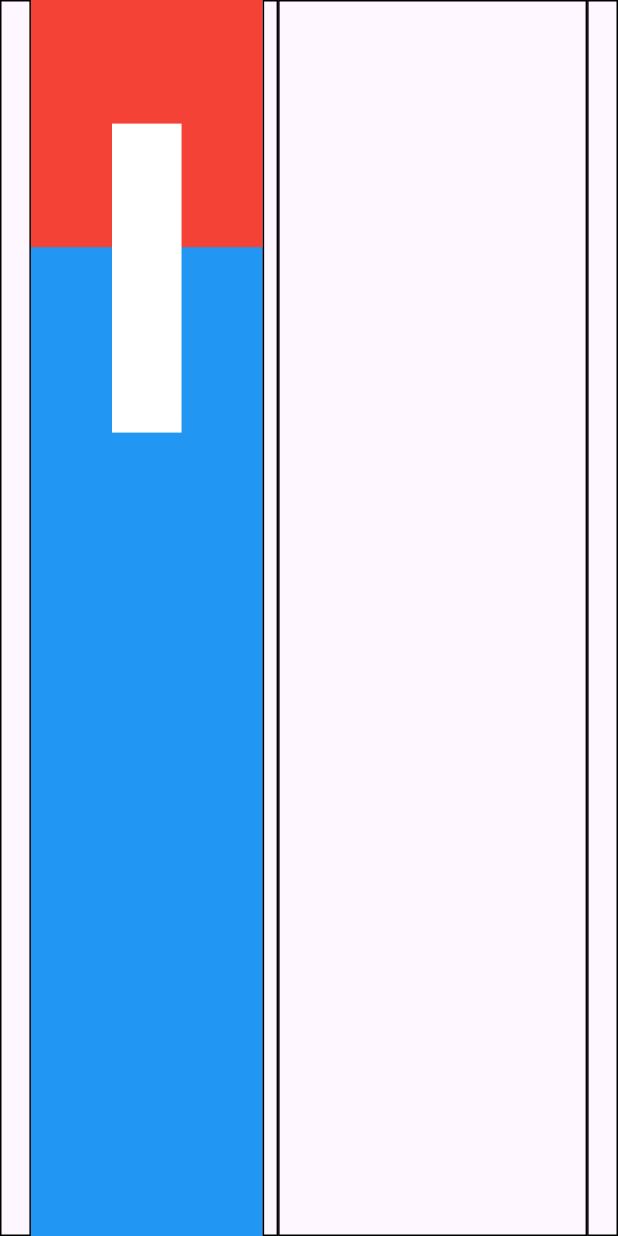
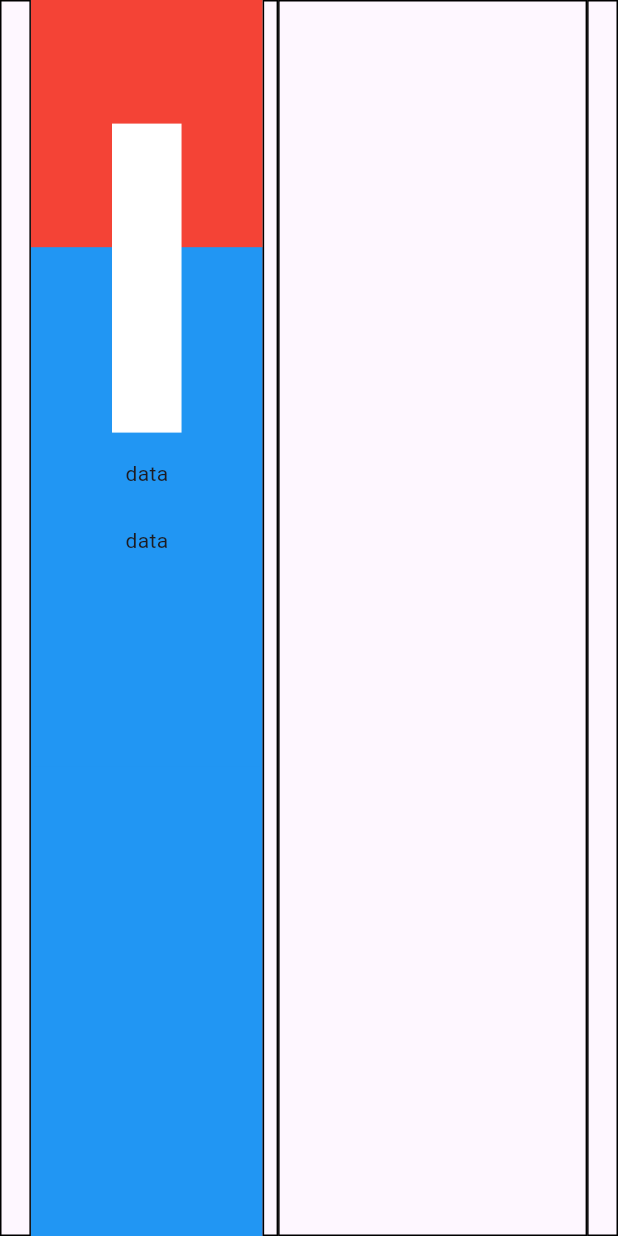
Before and after one commit to Yousuf626/Portfolio, a Flutter app: the screen it shows after launch, on a phone screen of 412 x 824 dp. Run offline on Flutter 3.47's test engine with Material 3 defaults, Android fonts, the phone set to English and light mode, and no system bars.

Commit message:
Sidebar v2

```diff
--- a/lib/widgets/SideBar.dart
+++ b/lib/widgets/SideBar.dart
@@ -34,12 +34,33 @@ class SideBarWidget extends StatelessWidget {
                     width: 1.0, // Set border width
                   ),
                 ),
-                child: const Column(
+                child:  Column(
                   children: [
                     SizedBox(
-                      height: 90,
+                      height: this.height! * 0.17,
                     ),
                     Text("data"),
+                    SizedBox(
+                      height: this.height! * 0.03,
+                    ),
+                    Text("data"),
+                    SizedBox(
+                      height: this.height! * 0.17,
+                    ),
+                    Container(
+                      decoration: BoxDecoration(
+              color: Colors.black,
+                  border: Border.all(
+                    color: Colors.blue, // Set border color to black
+                    width: 1.0, // Set border width
+                  ),
+                ),
+                      child: Row(
+                        children: [
+                          // i am here
+                        ],
+                      ),
+                    )
                   ],
                   ),
           ),
```
